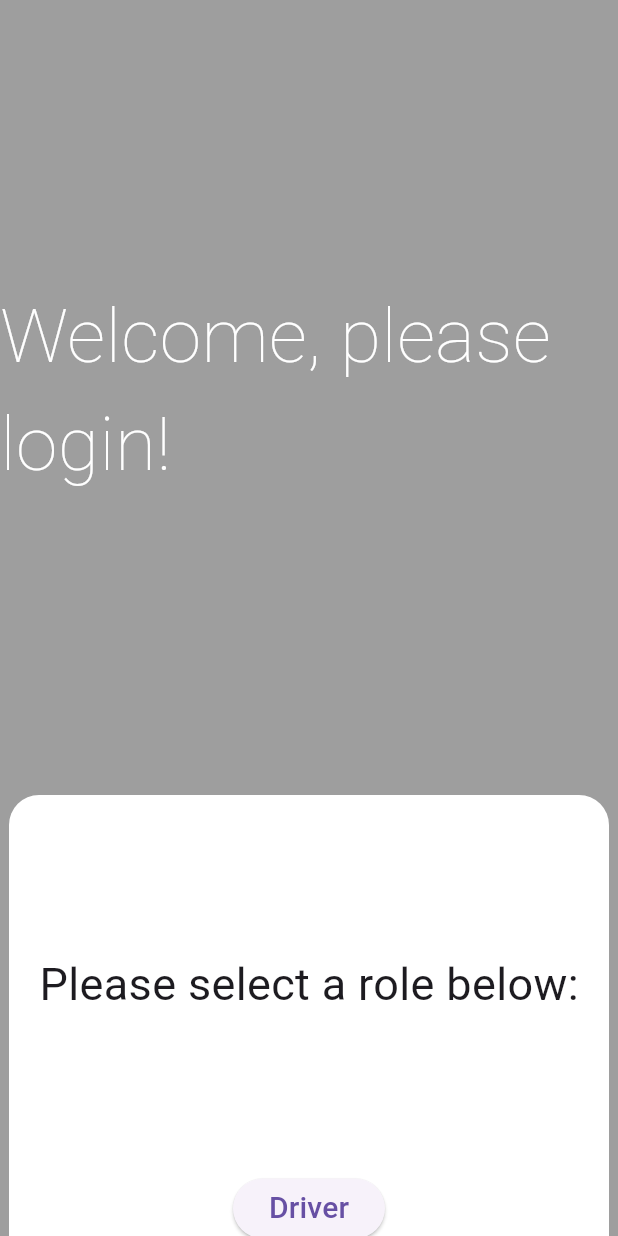
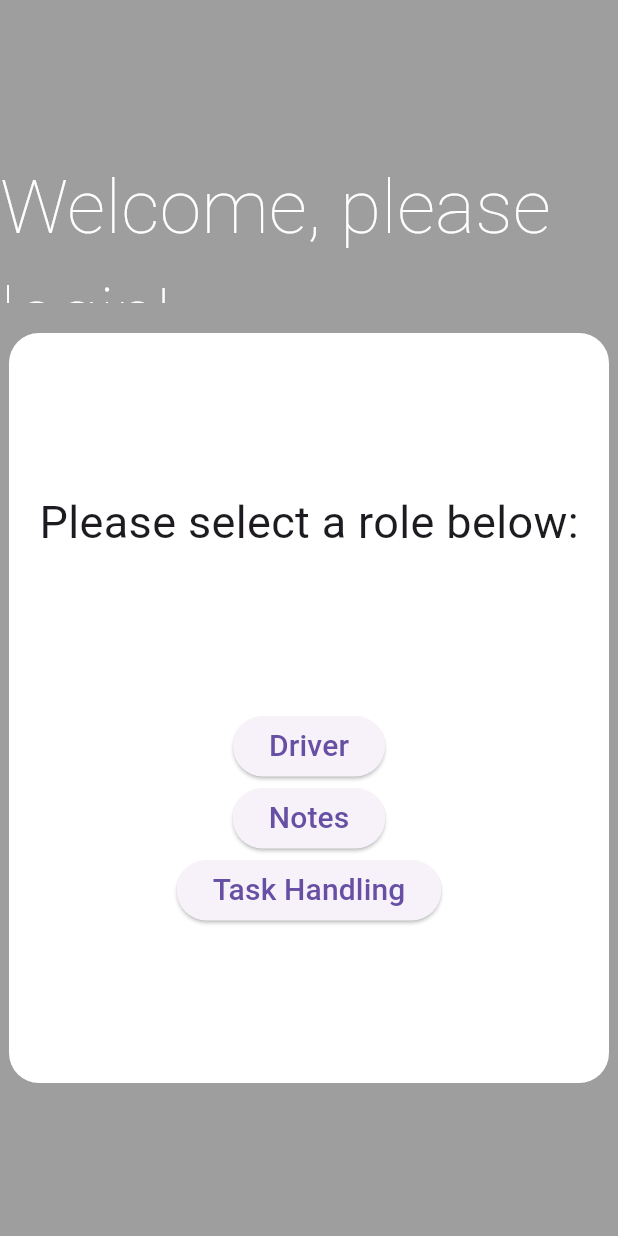
Before and after one commit to Malcolm-Shepherd/SeniorProject, a Flutter app: the screen it shows after launch, on a phone screen of 412 x 824 dp. Run offline on Flutter 3.47's test engine with Material 3 defaults, Android fonts, the phone set to English and light mode, and no system bars; our stand-ins replace flutter_map, latlong2.

Commit message:
Worked on readme and fixed overflow error for login page

```diff
--- a/test_app/lib/pages/login.dart
+++ b/test_app/lib/pages/login.dart
@@ -6,6 +6,7 @@ class LoginPage extends StatelessWidget {
   @override
   Widget build(BuildContext context) {
     return Scaffold(
+      resizeToAvoidBottomInset: true,
       backgroundColor: Colors.grey,
       body: Center(
         child: Column(
@@ -14,7 +15,7 @@ class LoginPage extends StatelessWidget {
           children: [
             Container(
               width: 600,
-              height: 500,
+              height: 100,
               margin: const EdgeInsets.fromLTRB(0, 10, 0, 10),
               child: const Center(
                   child: Text(
```
Also changed, not shown: 2 other files.
